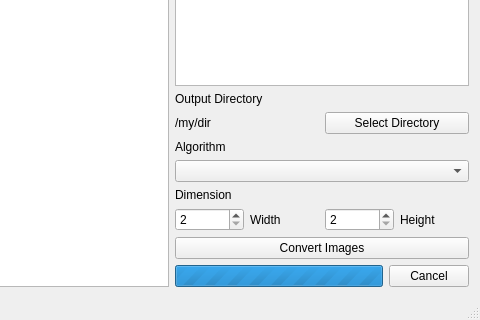
First picture: the form in qt_creator_project/bbp/mainwindow.ui, repository bestimmaa/batch-image-resizer-qt-opencv, before the edit; both pictures show x 437 to 917 and y 364 to 684 of the 917 by 684 pixel window.
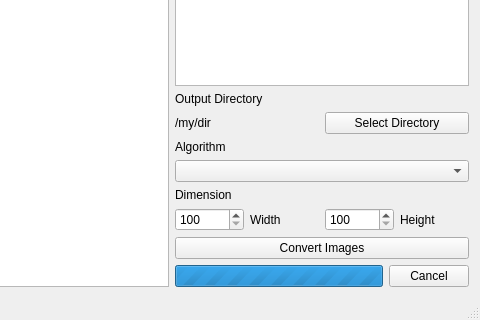
Second picture: the form after the edit.

Commit message: creating of subfolders

The edit to the form file:
```diff
--- a/qt_creator_project/bbp/mainwindow.ui
+++ b/qt_creator_project/bbp/mainwindow.ui
@@ -131,13 +131,13 @@
           <item>
            <widget class="QSpinBox" name="spinBoxW">
             <property name="minimum">
-             <number>2</number>
+             <number>100</number>
             </property>
             <property name="maximum">
              <number>10000</number>
             </property>
             <property name="value">
-             <number>2</number>
+             <number>100</number>
             </property>
            </widget>
           </item>
@@ -151,7 +151,7 @@
           <item>
            <widget class="QSpinBox" name="spinBoxH">
             <property name="minimum">
-             <number>2</number>
+             <number>100</number>
             </property>
             <property name="maximum">
              <number>10000</number>
```
The commit also changes 2 other files.
